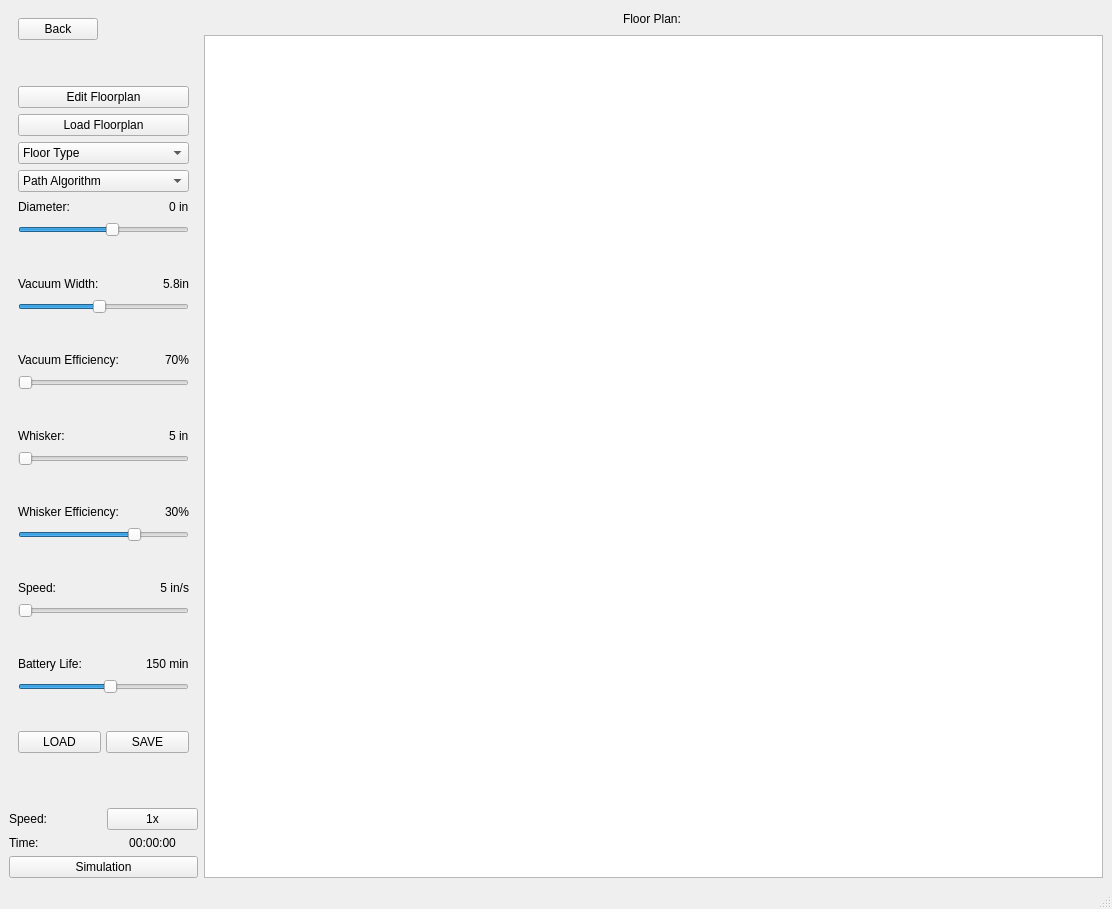
CS499-RoboVac/Robovac, file Source/Views/Sim.ui: the form before one commit.
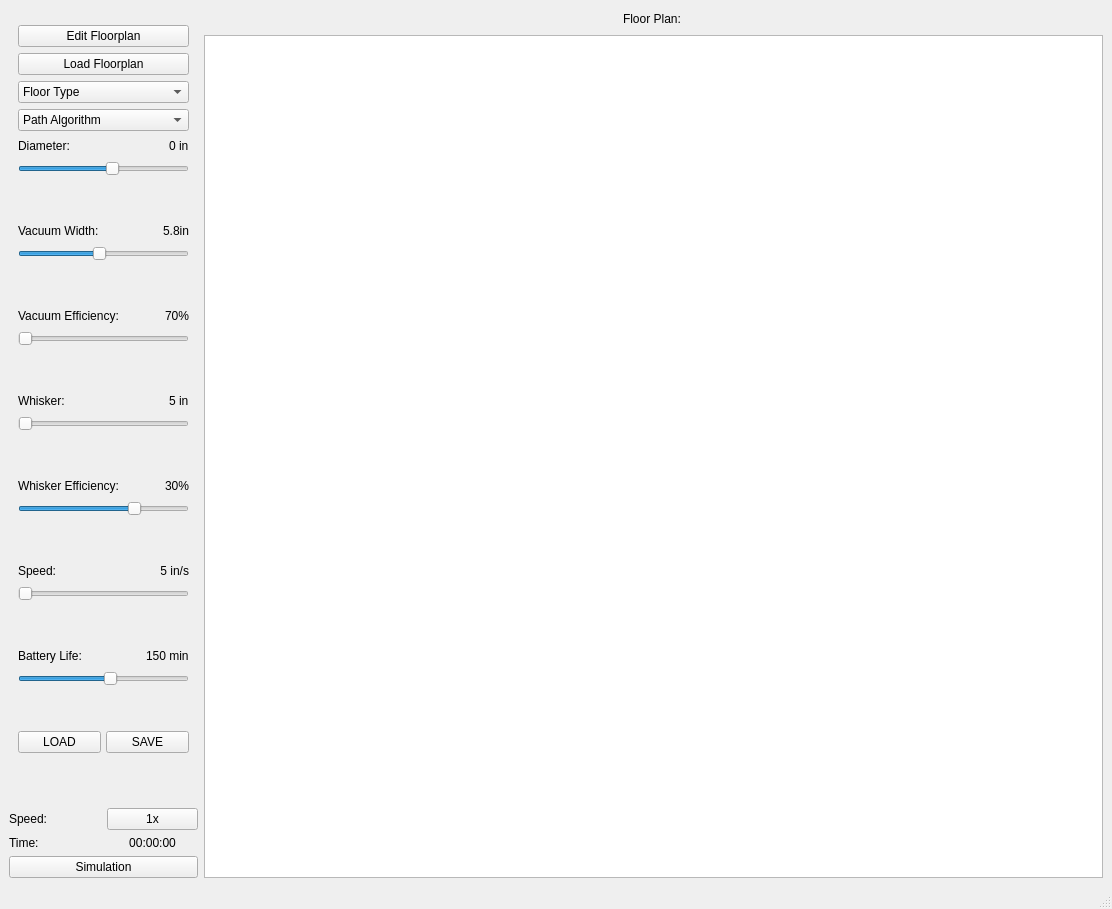
The form after the commit.

Commit message: Removed some of the buttons we don't need. Also create pie charts to visualize clenliness

Patch:
```diff
--- a/Source/Views/Sim.ui
+++ b/Source/Views/Sim.ui
@@ -37,44 +37,7 @@
            <item>
             <layout class="QHBoxLayout" name="horizontalLayout">
              <item>
-              <layout class="QVBoxLayout" name="verticalLayout">
-               <item>
-                <widget class="QPushButton" name="BacktoMainButton">
-                 <property name="text">
-                  <string>Back</string>
-                 </property>
-                </widget>
-               </item>
-               <item>
-                <spacer name="verticalSpacer">
-                 <property name="orientation">
-                  <enum>Qt::Vertical</enum>
-                 </property>
-                 <property name="sizeType">
-                  <enum>QSizePolicy::Minimum</enum>
-                 </property>
-                 <property name="sizeHint" stdset="0">
-                  <size>
-                   <width>20</width>
-                   <height>40</height>
-                  </size>
-                 </property>
-                </spacer>
-               </item>
-              </layout>
-             </item>
-             <item>
-              <spacer name="horizontalSpacer_7">
-               <property name="orientation">
-                <enum>Qt::Horizontal</enum>
-               </property>
-               <property name="sizeHint" stdset="0">
-                <size>
-                 <width>40</width>
-                 <height>20</height>
-                </size>
-               </property>
-              </spacer>
+              <layout class="QVBoxLayout" name="verticalLayout"/>
              </item>
             </layout>
            </item>
```
The commit also changes 43 other files.
